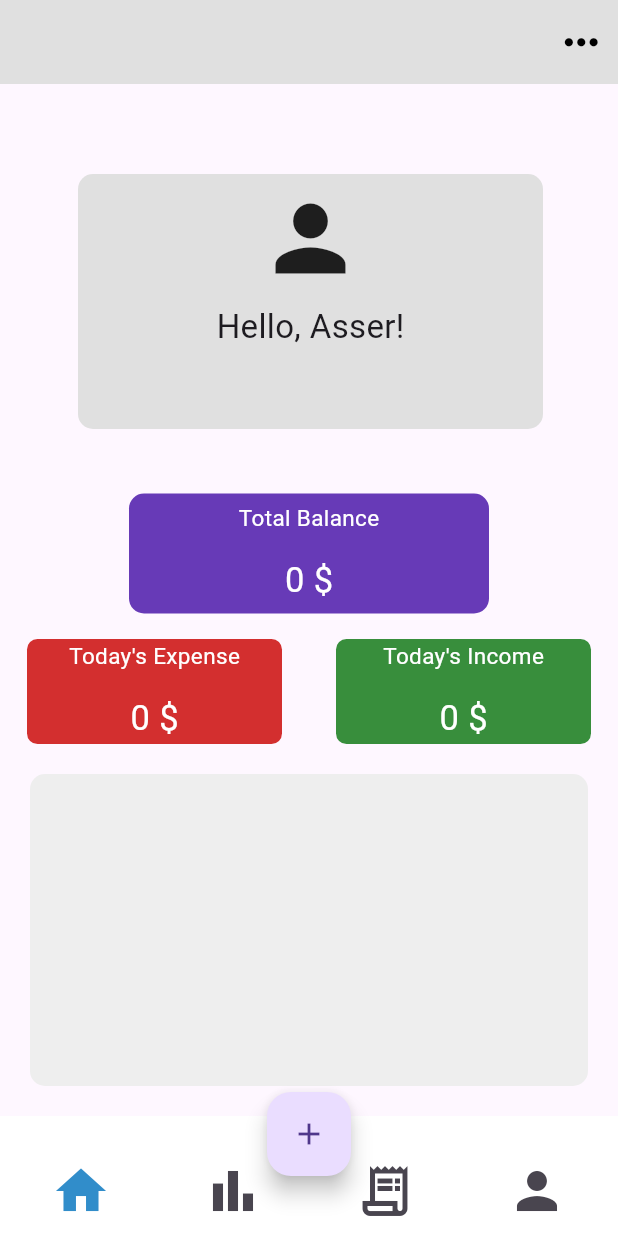
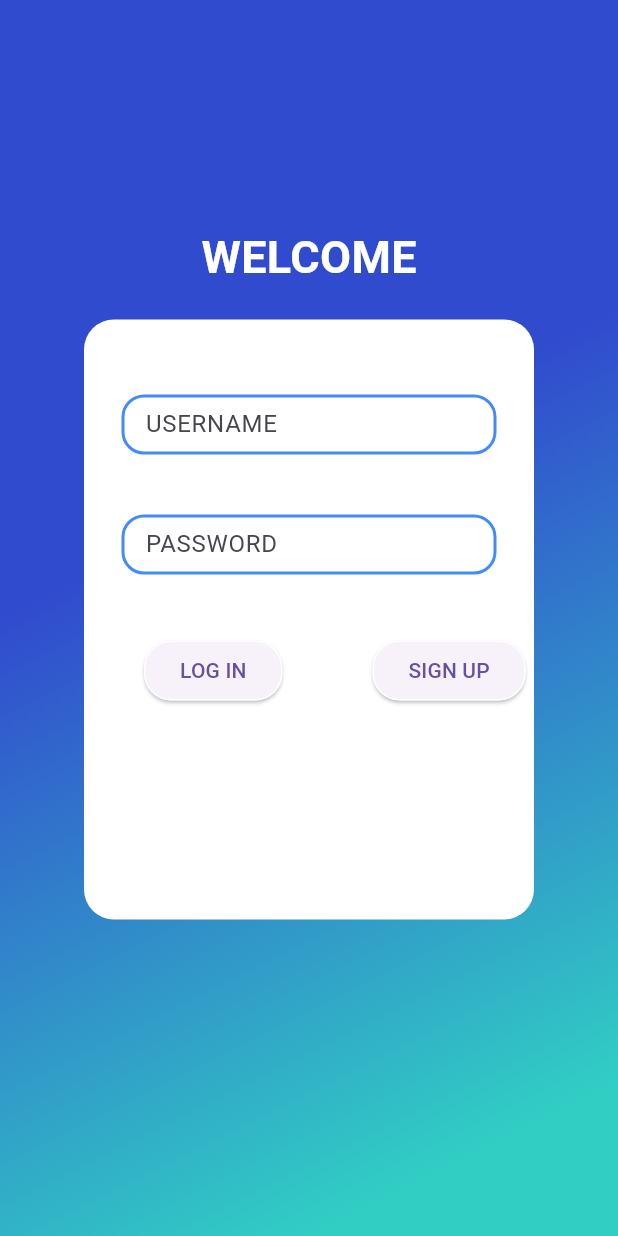
Before and after one commit to MohamedTarek26/Expenses_App-HCI_Project, a Flutter app: the screen it shows after launch, after a tap on "Let's Get Started", on a phone screen of 412 x 824 dp. Run offline on Flutter 3.47's test engine with Material 3 defaults, Android fonts, the phone set to English and light mode, and no system bars; our stand-ins replace gap.

Commit message:
add login page

```diff
--- /dev/null
+++ b/lib/login_page.dart
@@ -0,0 +1,112 @@
+import 'package:flutter/material.dart';
+import 'package:gap/gap.dart';
+
+
+class loginPage extends StatefulWidget {
+  @override
+  _loginPage createState() => _loginPage();
+}
+
+class _loginPage extends State<loginPage> {
+  @override
+  Widget build(BuildContext context) {
+    return Scaffold(
+      resizeToAvoidBottomInset: false,
+    body: Container(
+           decoration: const BoxDecoration(
+           gradient: LinearGradient(
+            begin: Alignment(-1, 6.123234262925839e-17),
+            end: Alignment(6.123234262925839e-17, 1),
+            colors: [Color.fromRGBO(49, 75, 206, 1), Color.fromRGBO(49, 206, 196, 1),],
+           ),
+           ),
+           child: Center(
+             child: Column(
+               children: [
+                 Gap(150),
+                 Text('WELCOME',style: TextStyle(
+                   color: Colors.white,
+                   fontWeight: FontWeight.bold,
+                   fontSize: 30,
+
+                 )),
+                 Gap(20),
+                 Container(
+                   width: 300,
+                   height: 400,
+                   decoration: BoxDecoration(
+                     color: Colors.white,
+                     borderRadius: BorderRadius.circular(20),
+                   ),
+                   child: Column(
+                     children: [
+                       Gap(50),
+                       TextField(
+                         decoration: InputDecoration(
+                             border: const OutlineInputBorder(),
+                             label: const Text("USERNAME"),
+                             constraints: const BoxConstraints(maxWidth: 250, maxHeight: 40),
+                             enabledBorder: OutlineInputBorder(
+                               borderSide: BorderSide(width: 2, color: Colors.blueAccent),
+                               borderRadius: BorderRadius.circular(15),
+                             )),
+                         onChanged: (value) {
+                         },
+                       ),
+                       Gap(40),
+                       TextField(
+                         keyboardType: TextInputType.visiblePassword,
+                         decoration: InputDecoration(
+                             border: const OutlineInputBorder(),
+                             label: const Text("PASSWORD"),
+                             constraints: const BoxConstraints(maxWidth: 250, maxHeight: 40),
+                             enabledBorder: OutlineInputBorder(
+                               borderSide: BorderSide(width: 2, color: Colors.blueAccent),
+                               borderRadius: BorderRadius.circular(15),
+                             )),
+                         onChanged: (value) {
+                         },
+                       ),
+                       Gap(40),
+                       Row(
+                         children: [
+                           Gap(40),
+                           ElevatedButton(
+                             style: ButtonStyle(
+                                 shape: MaterialStateProperty.all<RoundedRectangleBorder>(
+                                     RoundedRectangleBorder(
+                                         borderRadius: BorderRadius.circular(18.0),
+                                         side: BorderSide(color: Colors.white)
+                                     )
+                                 )
+                             ),
+                             onPressed: () {
+                               Navigator.pushReplacementNamed(context,"home");
+                             },
+                             child: Text('LOG IN'),
+                           ),
+                           Gap(60),
+                           ElevatedButton(
+                             style: ButtonStyle(
+                                 shape: MaterialStateProperty.all<RoundedRectangleBorder>(
+                                     RoundedRectangleBorder(
+                                         borderRadius: BorderRadius.circular(18.0),
+                                         side: BorderSide(color: Colors.white)
+                                     )
+                                 )
+                             ),
+                             onPressed: () {},
+                             child: Text('SIGN UP'),
+                           ),
+                         ],
+                       ),
+                     ],
+                   ),
+                 ),
+               ],
+             ),
+           ),
+    ),
+    );
+  }
+}
--- a/lib/main.dart
+++ b/lib/main.dart
@@ -1,3 +1,4 @@
+import 'package:expenses_hci/login_page.dart';
 import 'package:flutter/material.dart';
 import 'home_page.dart';
 import 'welcome.dart';
@@ -11,6 +12,10 @@ class MyApp extends StatelessWidget {
   Widget build(BuildContext context) {
     return MaterialApp(
       home: WelcomePage(),
+      routes:{
+        "login":(context)=>loginPage(),
+        "home":(context)=>HomePage(),
+      },
     );
   }
 }
--- a/lib/welcome.dart
+++ b/lib/welcome.dart
@@ -3,6 +3,7 @@
 import 'package:expenses_hci/home_page.dart';
 import 'package:flutter/material.dart';
 import 'home_page.dart';
+import 'package:expenses_hci/login_page.dart';
 
 class WelcomePage extends StatelessWidget {
   @override
@@ -43,10 +44,7 @@ class WelcomePage extends StatelessWidget {
               ElevatedButton(
                 onPressed: () {
                   // Navigate to another page
-                  Navigator.push(
-                    context,
-                    MaterialPageRoute(builder: (context) => HomePage()),
-                  );
+                  Navigator.of(context).pushReplacementNamed("login");
                 },
                 style: ElevatedButton.styleFrom(
                   primary: Colors.white,
```
